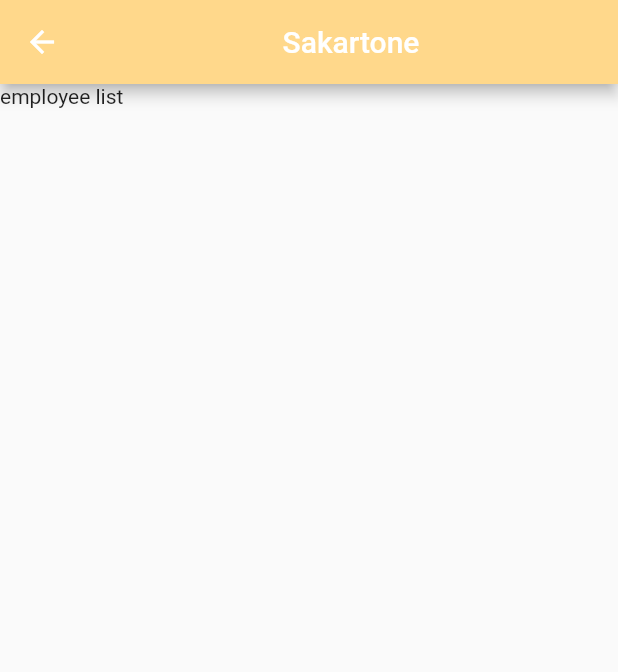
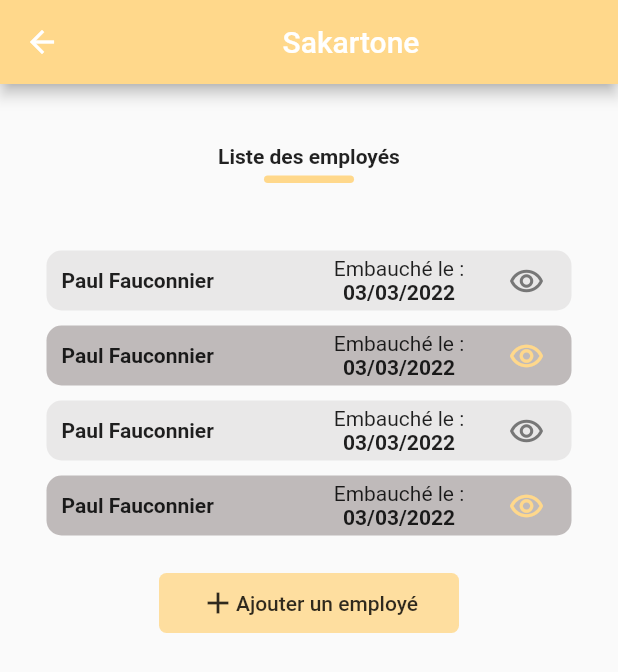
Before and after one commit to NicolasVonner/sakartone, a Flutter app: the EmployeeList screen opened by its route, on a phone screen of 412 x 824 dp. Shown: the top 672 px of the screen. Run offline on Flutter 3.47's test engine with Material 2 defaults, Android fonts, the phone set to English and light mode, and no system bars.

Commit message:
list emp static

```diff
--- a/flutter/lib/layout/layout.dart
+++ b/flutter/lib/layout/layout.dart
@@ -16,3 +16,4 @@ export 'package:sakartone/pages/team/team_update.dart';
 export 'package:sakartone/layout/partials/custom_app_bar.dart';
 export 'package:sakartone/layout/partials/drawer_menu.dart';
 export 'package:sakartone/layout/partials/drawer_menu_item.dart';
+export 'package:sakartone/layout/partials/employee_list_item.dart';
--- /dev/null
+++ b/flutter/lib/layout/partials/employee_list_item.dart
@@ -0,0 +1,63 @@
+import 'package:flutter/material.dart';
+
+class EmployeeListItem extends StatelessWidget {
+
+  String type;//light or dark
+  String name;
+  String date_hiring;
+
+  EmployeeListItem({
+    this.type = "light",
+    required this.name,
+    required this.date_hiring,
+});
+
+  @override
+  Widget build(BuildContext context) {
+
+    Color eye_color = Color(0xFF777777);
+    Color bg_color = Color(0xFFE9E8E8);
+    if (this.type == "light") {
+      eye_color = Color(0xFF777777);
+      bg_color = Color(0xFFE9E8E8);
+    }
+    if (this.type == "dark") {
+      eye_color = Color(0xFFFFD88B);
+      bg_color = Color(0xFFBFBABA);
+    }
+
+
+    return Container(
+      width: 350,
+      height: 40,
+      margin: EdgeInsets.all(5),
+      decoration: BoxDecoration(
+          borderRadius: BorderRadius.all(Radius.circular(10)),
+          color: bg_color,
+      ),
+      child : Row(
+        children: [
+          Container(
+            padding: EdgeInsets.only(left: 10),
+            child: Text(this.name,style: TextStyle(fontWeight: FontWeight.bold),),
+            width: 180,
+          ),
+          Container(
+            width: 110,
+            child: Column(
+              mainAxisAlignment: MainAxisAlignment.center,
+              children: [
+                Text("Embauché le :"),
+                Text(this.date_hiring,style: TextStyle(fontWeight: FontWeight.bold),)
+              ],
+            ),
+          ),
+          Container(
+            width: 60,
+            child: Icon(Icons.remove_red_eye_outlined,color: eye_color,),
+          )
+        ]
+      )
+    );
+  }
+}
--- a/flutter/lib/pages/employee/employee_list.dart
+++ b/flutter/lib/pages/employee/employee_list.dart
@@ -11,7 +11,63 @@ class EmployeeList extends StatelessWidget {
   Widget build(BuildContext context) {
     return Scaffold(
       appBar: CustomAppBar(),
-      body: Text('employee list'),
+      body: Center(
+        child: Column(
+          children: [
+            //LOGOTYPE
+            Container(
+              margin: EdgeInsets.only(top: 40),
+              child: Text("Liste des employés",style: TextStyle(fontWeight: FontWeight.bold),),
+            ),
+            Container(
+              margin: EdgeInsets.only(top: 5,bottom: 40),
+              width: 60,
+              height: 5,
+              decoration: BoxDecoration(
+                borderRadius: BorderRadius.all(Radius.circular(25)),
+                color: Color(0xFFFFD88B)
+              ),
+            ),
+            /*ListView(
+              children: [
+                EmployeeListItem(),
+                EmployeeListItem(),
+                EmployeeListItem(),
+                EmployeeListItem(),
+              ],
+            ),*/
+            Center (
+              child : Column(
+                children: [
+                  EmployeeListItem(type: "light",name: "Paul Fauconnier",date_hiring: "03/03/2022",),
+                  EmployeeListItem(type: "dark",name: "Paul Fauconnier",date_hiring: "03/03/2022",),
+                  EmployeeListItem(type: "light",name: "Paul Fauconnier",date_hiring: "03/03/2022",),
+                  EmployeeListItem(type: "dark",name: "Paul Fauconnier",date_hiring: "03/03/2022",),
+                ],
+              ),
+            ),
+            Container(
+              margin: EdgeInsets.only(top: 20),
+              width: 200,
+              height: 40,
+              decoration: BoxDecoration(
+                  borderRadius: BorderRadius.all(Radius.circular(5)),
+                  color: Color(0xD0FFD88B)
+              ),
+              child: TextButton(
+                child: Row(
+                  mainAxisAlignment: MainAxisAlignment.center,
+                  children: [
+                    Icon(Icons.add,color: Color(0xD0000000),),
+                    Text("Ajouter un employé",style: TextStyle(color: Color(0xD0000000)),),
+                  ],
+                ),
+                onPressed: () => {},
+              ),
+            )
+          ],
+        ),
+      ),
     );
   }
 }
```
Also changed, not shown: 6 other files.
